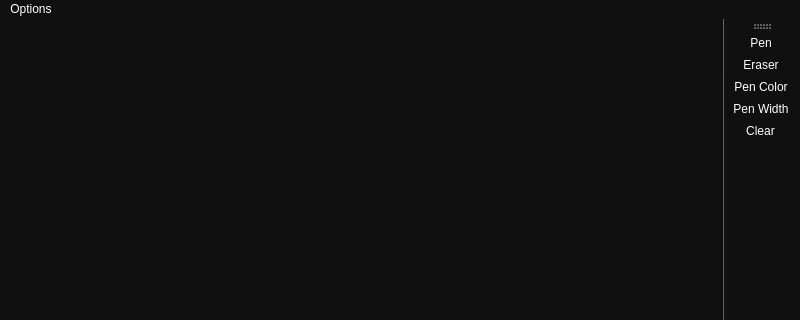
The window that GUI with QT/PyroNotes/sketchform.ui (SadmanSkb55/CPP-and-QT-GUI) describes before a commit, drawn with Qt 5; both pictures show x 0 to 800 and y 0 to 320 of the 800 by 479 pixel window.
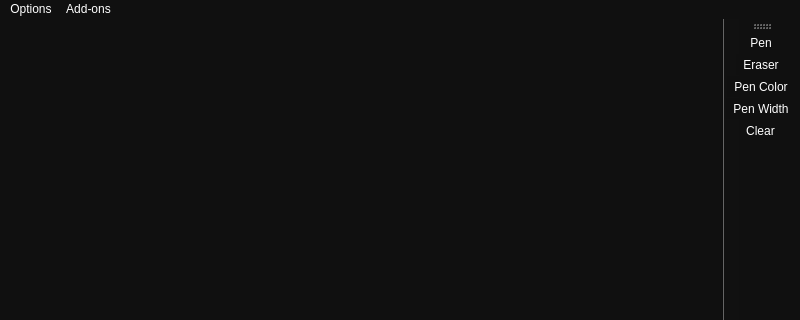
The same window after the commit. Icons and pictures are not drawn.

Commit message: new development on the way

```diff
--- a/GUI with QT/PyroNotes/sketchform.ui
+++ b/GUI with QT/PyroNotes/sketchform.ui
@@ -43,7 +43,15 @@
     <addaction name="actionPen_Width"/>
     <addaction name="actionClear"/>
    </widget>
+   <widget class="QMenu" name="menuAdd_ons">
+    <property name="title">
+     <string>Add-ons</string>
+    </property>
+    <addaction name="actionAdd_Text"/>
+    <addaction name="actionAdd_Image"/>
+   </widget>
    <addaction name="menuOptions"/>
+   <addaction name="menuAdd_ons"/>
   </widget>
   <widget class="QToolBar" name="toolBar">
    <property name="windowTitle">
```
Left out of the diff: 18 changed lines with no effect on the pictures. The commit also changes 1 other file.
